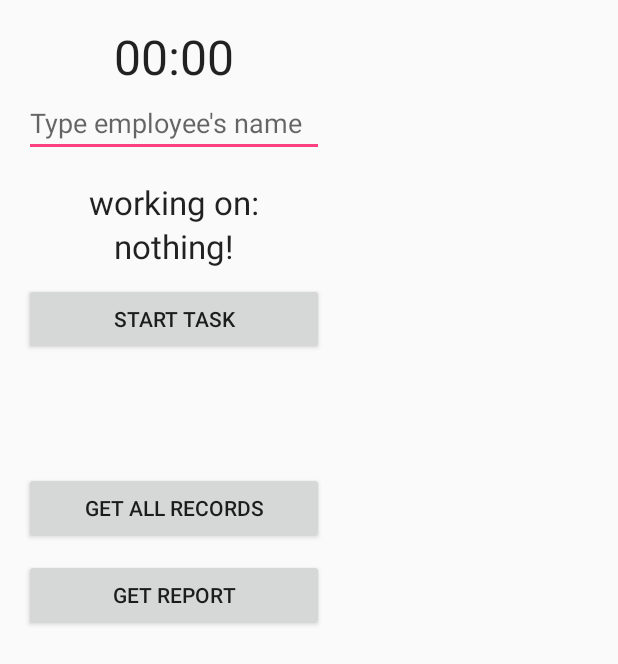
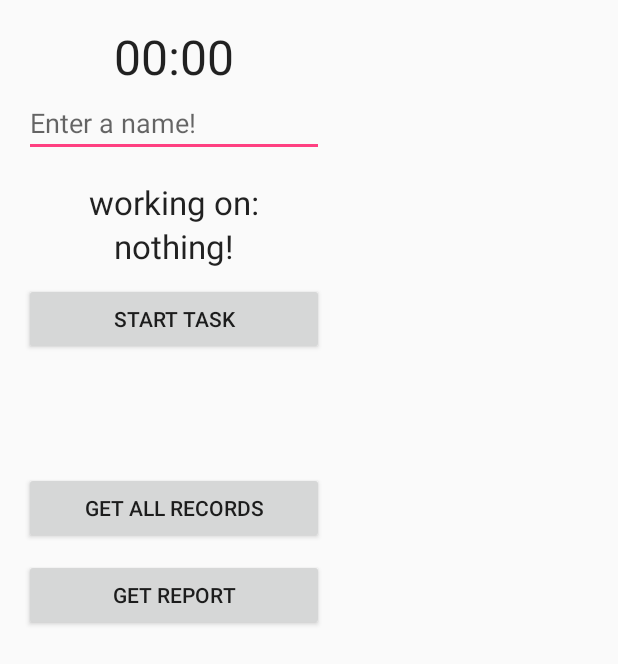
Before and after one commit to MeLean/OChZChronometer, an Android app: the screen it shows after launch (home), on a phone screen of 412 x 824 dp. Shown: the top 664 px of the screen. Run offline under Robolectric (Android 15) with nearby library versions, the phone set to English and light mode, and no system bars.

Commit message:
Bugs fixed

```diff
--- a/app/src/main/java/oczcalculator/milen/com/ochzchronometer/TaskEntity.java
+++ b/app/src/main/java/oczcalculator/milen/com/ochzchronometer/TaskEntity.java
@@ -71,7 +71,7 @@ public class TaskEntity {
 
     @Override
     public String toString() {
-        String entityFormat = "id: %d\temployee: %s\ttask: %s done for %d seconds\t%s\tdata added: %s";
+        String entityFormat = "id: %d\temployee: %s\ttask: %s done for %d seconds\t %s\tdata added: %s";
         SimpleDateFormat dateFormater = new SimpleDateFormat("yyyy-MM-dd HH:mm");
         String dateString = dateFormater.format(this.getDateAdded());
 
--- a/app/src/main/res/layout/content_home.xml
+++ b/app/src/main/res/layout/content_home.xml
@@ -31,7 +31,7 @@
             android:inputType="textPersonName"
             android:ems="10"
             android:id="@+id/etEmployeeName"
-            android:hint="Type employee&apos;s name" />
+            android:hint="@string/employee_name_hint" />
 
         <TextView
             android:layout_width="fill_parent"
--- a/app/src/main/res/values/strings.xml
+++ b/app/src/main/res/values/strings.xml
@@ -10,5 +10,6 @@
     <string name="title_activity_all_records">All Records</string>
     <string name="btnGetReport_text">Get Report</string>
     <string name="note_start_task">Please, Start a task!</string>
+    <string name="employee_name_hint">Enter a name!</string>
     <string name="error_employee_name_text">Please, enter an employee name!</string>
 </resources>
```
